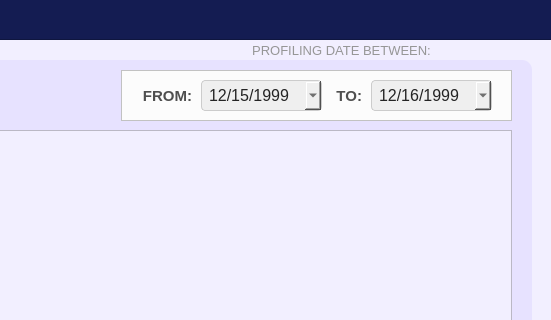
Above: Resources/UIs/MainPages/StatisticPages/education.ui from Yohhannn/Barangay-Records-Statistics-System before the change; both pictures show x 799 to 1350 and y 0 to 320 of the 1350 by 850 pixel window. Below: the same form after it.
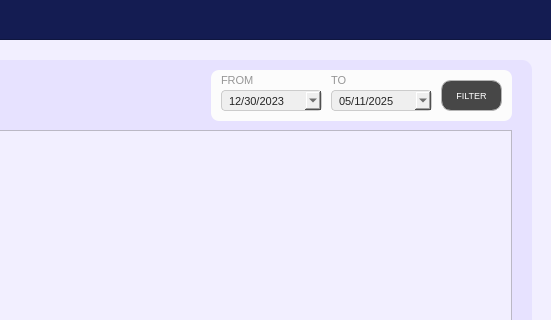
That is the form after the change. Icons and pictures are not drawn.

Commit message: Statistics Added Filter Statistic Date UI

What changed in the file:
```diff
--- a/Resources/UIs/MainPages/StatisticPages/education.ui
+++ b/Resources/UIs/MainPages/StatisticPages/education.ui
@@ -935,15 +935,16 @@
    <widget class="QFrame" name="demo_frameOthers_3">
     <property name="geometry">
      <rect>
-      <x>900</x>
+      <x>990</x>
       <y>10</y>
-      <width>391</width>
+      <width>301</width>
       <height>51</height>
      </rect>
     </property>
     <property name="styleSheet">
-     <string notr="true">#demo_frameOthers_3{
-	background-color: #fcfcfc;
+     <string notr="true">#demo_frameOthers_3 {
+  background-color: #fcfcfc;
+  border-radius: 8px; /* Adjust the pixel value to control the roundness */
 }</string>
     </property>
     <property name="frameShape">
@@ -982,75 +983,99 @@
       <set>Qt::AlignmentFlag::AlignLeading|Qt::AlignmentFlag::AlignLeft|Qt::AlignmentFlag::AlignVCenter</set>
      </property>
     </widget>
-    <widget class="QDateEdit" name="filter_date_max">
+    <widget class="QPushButton" name="filter_stat_date_button">
      <property name="geometry">
       <rect>
-       <x>250</x>
+       <x>230</x>
        <y>10</y>
-       <width>121</width>
+       <width>61</width>
        <height>31</height>
       </rect>
      </property>
      <property name="font">
       <font>
        <family>Arial</family>
-       <pointsize>12</pointsize>
+       <pointsize>7</pointsize>
       </font>
      </property>
+     <property name="cursor">
+      <cursorShape>PointingHandCursor</cursorShape>
+     </property>
+     <property name="focusPolicy">
+      <enum>Qt::FocusPolicy::NoFocus</enum>
+     </property>
      <property name="styleSheet">
-      <string notr="true">#filter_date_max{
-	background-color: rgb(239, 239, 239); /* Correct property name */
-    color: #242424; /* Set text color to black for better contrast */
-    border: 1px solid #ccc; /* Optional: Add a light border */
-    padding: 5px; /* Optional: Add some padding */
-    border-radius: 4px; /* Optional: Rounded corners */
+      <string notr="true">#filter_stat_date_button {
+
+background-color: #474747;
+
+color: white;
+
+border: 1px solid #b5b5b5;
+
+border-radius: 10px;
+
+padding: 10px;
+
+}
+
+
+
+#filter_stat_date_button:hover {
+
+background-color: #636363;
+
+color: white;
+
+}
+
+
+
+#filter_stat_date_button:pressed {
+
+background-color: #bfbfbf;
+
+color: white;
+
 }</string>
      </property>
-     <property name="dateTime">
-      <datetime>
-       <hour>0</hour>
-       <minute>0</minute>
-       <second>0</second>
-       <year>1999</year>
-       <month>12</month>
-       <day>16</day>
-      </datetime>
+     <property name="text">
+      <string>FILTER</string>
      </property>
-     <property name="displayFormat">
-      <string>MM/dd/yyyy</string>
+     <property name="icon">
+      <iconset>
+       <normaloff>../../../Assets/FuncIcons/icon_filter.svg</normaloff>../../../Assets/FuncIcons/icon_filter.svg</iconset>
      </property>
-     <property name="calendarPopup">
-      <bool>true</bool>
-     </property>
-     <property name="currentSectionIndex">
-      <number>0</number>
-     </property>
-     <property name="timeSpec">
-      <enum>Qt::TimeSpec::UTC</enum>
+     <property name="iconSize">
+      <size>
+       <width>18</width>
+       <height>18</height>
+      </size>
      </property>
     </widget>
     <widget class="QDateEdit" name="filter_date_min">
      <property name="geometry">
       <rect>
-       <x>80</x>
-       <y>10</y>
-       <width>121</width>
-       <height>31</height>
+       <x>10</x>
+       <y>20</y>
+       <width>101</width>
+       <height>21</height>
       </rect>
      </property>
      <property name="font">
       <font>
        <family>Arial</family>
-       <pointsize>12</pointsize>
+       <pointsize>8</pointsize>
       </font>
      </property>
      <property name="styleSheet">
-      <string notr="true">#filter_date_min{
-	background-color: rgb(239, 239, 239); /* Correct property name */
-    color: #242424; /* Set text color to black for better contrast */
-    border: 1px solid #ccc; /* Optional: Add a light border */
-    padding: 5px; /* Optional: Add some padding */
-    border-radius: 4px; /* Optional: Rounded corners */
+      <string notr="true">#filter_date_min {
+    background-color: rgb(239, 239, 239);
+    color: #242424;
+    border: 1px solid #ccc;
+    padding: 5px;
+    border-radius: 4px;
+    font-size: 0.8em; /* Example: 80% of the parent's font size */
 }</string>
      </property>
      <property name="dateTime">
@@ -1058,9 +1083,9 @@
        <hour>0</hour>
        <minute>0</minute>
        <second>0</second>
-       <year>1999</year>
+       <year>2023</year>
        <month>12</month>
-       <day>15</day>
+       <day>30</day>
       </datetime>
      </property>
      <property name="displayFormat">
@@ -1076,95 +1101,110 @@
       <enum>Qt::TimeSpec::UTC</enum>
      </property>
     </widget>
-    <widget class="QLabel" name="label_total_indppl_3">
+    <widget class="QDateEdit" name="filter_date_max">
      <property name="geometry">
       <rect>
-       <x>0</x>
-       <y>10</y>
-       <width>71</width>
-       <height>31</height>
+       <x>120</x>
+       <y>20</y>
+       <width>101</width>
+       <height>21</height>
       </rect>
      </property>
      <property name="font">
       <font>
        <family>Arial</family>
-       <pointsize>11</pointsize>
-       <bold>true</bold>
+       <pointsize>8</pointsize>
       </font>
      </property>
      <property name="styleSheet">
-      <string notr="true">#label_total_indppl_3 {
-	background-color: transparent;
-	color: #4f4f4f;
-}
-</string>
+      <string notr="true">#filter_date_max {
+    background-color: rgb(239, 239, 239);
+    color: #242424;
+    border: 1px solid #ccc;
+    padding: 5px;
+    border-radius: 4px;
+    font-size: 0.8em; /* Example: 80% of the parent's font size */
+}</string>
      </property>
+     <property name="dateTime">
+      <datetime>
+       <hour>0</hour>
+       <minute>0</minute>
+       <second>0</second>
+       <year>2025</year>
+       <month>5</month>
+       <day>11</day>
+      </datetime>
+     </property>
+     <property name="displayFormat">
+      <string>MM/dd/yyyy</string>
+     </property>
+     <property name="calendarPopup">
+      <bool>true</bool>
+     </property>
+     <property name="currentSectionIndex">
+      <number>0</number>
+     </property>
+     <property name="timeSpec">
+      <enum>Qt::TimeSpec::UTC</enum>
+     </property>
+    </widget>
+    <widget class="QLabel" name="label_from">
+     <property name="geometry">
+      <rect>
+       <x>10</x>
+       <y>1</y>
+       <width>101</width>
+       <height>20</height>
+      </rect>
+     </property>
+     <property name="font">
+      <font>
+       <family>Arial</family>
+       <pointsize>8</pointsize>
+      </font>
+     </property>
+     <property name="styleSheet">
+      <string notr="true">#label_from{
+	color: #969696;
+}</string>
+     </property>
      <property name="text">
-      <string>FROM:</string>
+      <string>&lt;html&gt;&lt;head/&gt;&lt;body&gt;&lt;p&gt;FROM&lt;/p&gt;&lt;/body&gt;&lt;/html&gt;</string>
      </property>
      <property name="alignment">
-      <set>Qt::AlignmentFlag::AlignRight|Qt::AlignmentFlag::AlignTrailing|Qt::AlignmentFlag::AlignVCenter</set>
+      <set>Qt::AlignmentFlag::AlignLeading|Qt::AlignmentFlag::AlignLeft|Qt::AlignmentFlag::AlignVCenter</set>
      </property>
     </widget>
-    <widget class="QLabel" name="label_total_indppl_4">
+    <widget class="QLabel" name="label_to">
      <property name="geometry">
       <rect>
-       <x>210</x>
-       <y>10</y>
-       <width>31</width>
-       <height>31</height>
+       <x>120</x>
+       <y>1</y>
+       <width>101</width>
+       <height>20</height>
       </rect>
      </property>
      <property name="font">
       <font>
        <family>Arial</family>
-       <pointsize>11</pointsize>
-       <bold>true</bold>
+       <pointsize>8</pointsize>
       </font>
      </property>
      <property name="styleSheet">
-      <string notr="true">#label_total_indppl_4 {
-	background-color: transparent;
-	color: #4f4f4f;
-}
-</string>
+      <string notr="true">#label_to{
+	color: #969696;
+}</string>
      </property>
      <property name="text">
-      <string>TO:</string>
+      <string>&lt;html&gt;&lt;head/&gt;&lt;body&gt;&lt;p&gt;TO&lt;/p&gt;&lt;/body&gt;&lt;/html&gt;</string>
      </property>
      <property name="alignment">
-      <set>Qt::AlignmentFlag::AlignRight|Qt::AlignmentFlag::AlignTrailing|Qt::AlignmentFlag::AlignVCenter</set>
+      <set>Qt::AlignmentFlag::AlignLeading|Qt::AlignmentFlag::AlignLeft|Qt::AlignmentFlag::AlignVCenter</set>
      </property>
     </widget>
    </widget>
   </widget>
-  <widget class="QLabel" name="label_desc2_6">
-   <property name="geometry">
-    <rect>
-     <x>1040</x>
-     <y>40</y>
-     <width>201</width>
-     <height>21</height>
-    </rect>
-   </property>
-   <property name="font">
-    <font>
-     <family>Arial</family>
-     <pointsize>10</pointsize>
-    </font>
-   </property>
-   <property name="styleSheet">
-    <string notr="true">#label_desc2_6{
-	color: #969696;
-}</string>
-   </property>
-   <property name="text">
-    <string>&lt;html&gt;&lt;head/&gt;&lt;body&gt;&lt;p&gt;PROFILING DATE BETWEEN:&lt;/p&gt;&lt;/body&gt;&lt;/html&gt;</string>
-   </property>
-   <property name="alignment">
-    <set>Qt::AlignmentFlag::AlignCenter</set>
-   </property>
-  </widget>
  </widget>
  <resources/>
  <connections/>
```
The commit also changes 8 other files.
